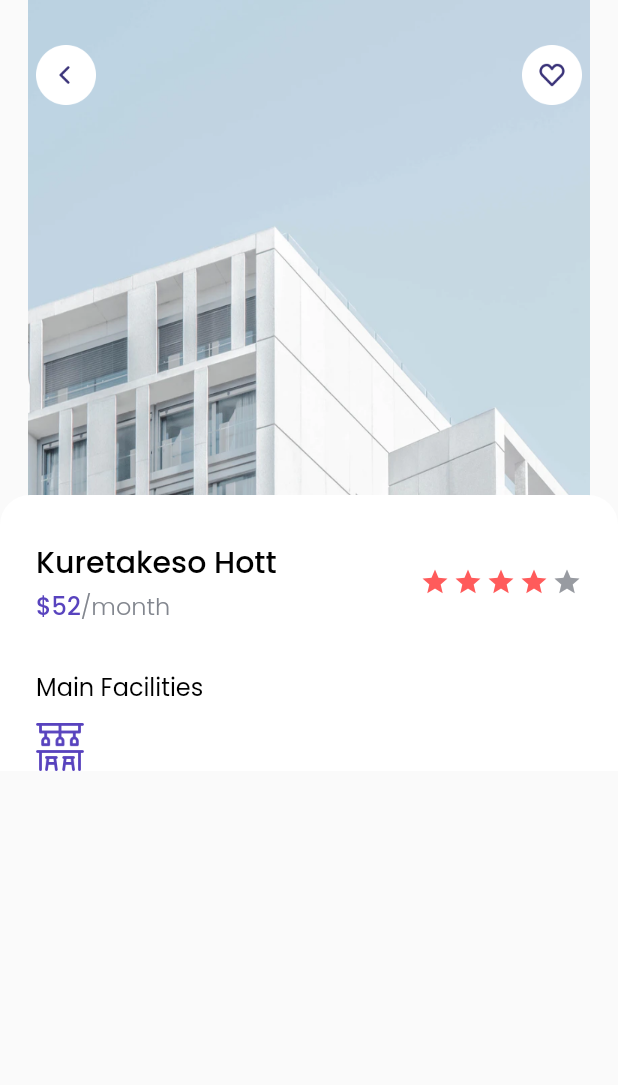
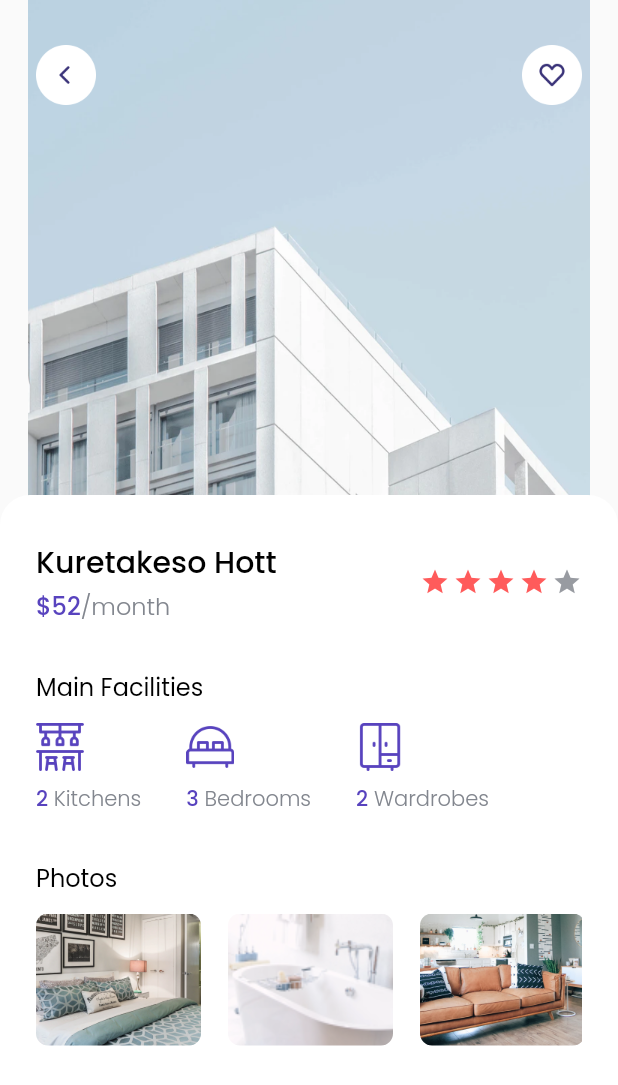
Before and after one commit to HarunNurahman/cozy-home, a Flutter app: the DetailScreen screen opened directly, on a phone screen of 412 x 824 dp. Shown: the top 1085 px of the screen. Run offline on Flutter 3.47's test engine with Material 2 defaults, Android fonts, the phone set to English and light mode, and no system bars; our stand-ins replace device_preview, google_fonts.

Commit message:
Layouting Detail Screen

```diff
--- a/lib/pages/detail_screen.dart
+++ b/lib/pages/detail_screen.dart
@@ -1,6 +1,7 @@
 import 'package:flutter/material.dart';
 import 'package:kosan_apps/themes.dart';
 import 'package:kosan_apps/widgets/facility_item.dart';
+import 'package:kosan_apps/widgets/list_photo.dart';
 
 class DetailScreen extends StatelessWidget {
   const DetailScreen({Key? key}) : super(key: key);
@@ -36,7 +37,8 @@ class DetailScreen extends StatelessWidget {
                 ],
               ),
             ),
-            ListView(
+            SingleChildScrollView(
+              child: Column(
                 children: [
                   const SizedBox(height: 330),
                   Container(
@@ -51,7 +53,63 @@ class DetailScreen extends StatelessWidget {
                       crossAxisAlignment: CrossAxisAlignment.start,
                       children: [
                         const SizedBox(height: 30),
+                        placeHeader(),
+                        const SizedBox(height: 30),
                         Padding(
+                          padding: EdgeInsets.only(left: edge),
+                          child: Text(
+                            'Main Facilities',
+                            style: regularTextStyle.copyWith(fontSize: 16),
+                          ),
+                        ),
+                        const SizedBox(height: 12),
+                        mainFacility(),
+                        const SizedBox(height: 30),
+                        Padding(
+                          padding: EdgeInsets.only(left: edge),
+                          child: Text(
+                            'Photos',
+                            style: regularTextStyle.copyWith(fontSize: 16),
+                          ),
+                        ),
+                        const SizedBox(height: 12),
+                        Padding(
+                          padding: EdgeInsets.symmetric(horizontal: edge),
+                          child: SingleChildScrollView(
+                            scrollDirection: Axis.horizontal,
+                            child: Row(
+                              children: [
+                                ListPhoto(
+                                  imageUrl: 'assets/images/img_detailpic_1.png',
+                                ),
+                                const SizedBox(width: 18),
+                                ListPhoto(
+                                  imageUrl: 'assets/images/img_detailpic_2.png',
+                                ),
+                                const SizedBox(width: 18),
+                                ListPhoto(
+                                  imageUrl: 'assets/images/img_detailpic_3.png',
+                                ),
+                                const SizedBox(width: 18),
+                              ],
+                            ),
+                          ),
+                        ),
+                        const SizedBox(height: 40),
+                      ],
+                    ),
+                  ),
+                ],
+              ),
+            ),
+          ],
+        ),
+      ),
+    );
+  }
+
+  Padding placeHeader() {
+    return Padding(
       padding: EdgeInsets.symmetric(horizontal: edge),
       child: Row(
         mainAxisAlignment: MainAxisAlignment.spaceBetween,
@@ -119,29 +177,34 @@ class DetailScreen extends StatelessWidget {
           ),
         ],
       ),
-                      ),
-                      const SizedBox(height: 30),
-                      Padding(
-                        padding: EdgeInsets.only(left: edge),
-                        child: Text(
-                          'Main Facilities',
-                          style: regularTextStyle.copyWith(fontSize: 16),
-                        ),
-                      ),
-                      const SizedBox(height: 12),
-                      Padding(
+    );
+  }
+
+  Padding mainFacility() {
+    return Padding(
       padding: EdgeInsets.symmetric(horizontal: edge),
+      child: SingleChildScrollView(
+        scrollDirection: Axis.horizontal,
         child: Row(
           children: [
-                            FacilityItem(),
-                          ],
+            FacilityItem(
+              name: 'Kitchens',
+              imageUrl: 'assets/icons/ic_kitchenbar.png',
+              total: '2',
             ),
-                      )
-                    ],
+            const SizedBox(width: 30),
+            FacilityItem(
+              name: 'Bedrooms',
+              imageUrl: 'assets/icons/ic_bedroom.png',
+              total: '3',
             ),
+            const SizedBox(width: 30),
+            FacilityItem(
+              name: 'Wardrobes',
+              imageUrl: 'assets/icons/ic_wardrobe.png',
+              total: '2',
             ),
-              ],
-            ),
+            const SizedBox(width: 30),
           ],
         ),
       ),
--- a/lib/widgets/facility_item.dart
+++ b/lib/widgets/facility_item.dart
@@ -1,20 +1,45 @@
 import 'package:flutter/material.dart';
+import 'package:kosan_apps/themes.dart';
 
 class FacilityItem extends StatelessWidget {
-  const FacilityItem({Key? key}) : super(key: key);
+  final String name;
+  final String imageUrl;
+  final String total;
+
+  FacilityItem({
+    required this.name,
+    required this.imageUrl,
+    required this.total,
+  });
 
   @override
   Widget build(BuildContext context) {
     return Column(
+      crossAxisAlignment: CrossAxisAlignment.start,
       children: [
-        Row(
-          children: [
-            Image.asset(
-              'assets/icons/ic_kitchenbar.png',
-              width: 32,
+        Image.asset(
+          imageUrl,
+          width: 32,
+        ),
+        const SizedBox(height: 8),
+        RichText(
+          text: TextSpan(
+            text: '$total',
+            style: purpleTextStyle.copyWith(
+              fontSize: 14,
+              fontWeight: FontWeight.w500,
             ),
-          ],
-        )
+            children: [
+              TextSpan(
+                text: ' $name',
+                style: greyTextStyle.copyWith(
+                  fontSize: 14,
+                  fontWeight: FontWeight.w300,
+                ),
+              ),
+            ],
+          ),
+        ),
       ],
     );
   }
--- /dev/null
+++ b/lib/widgets/list_photo.dart
@@ -0,0 +1,19 @@
+import 'package:flutter/material.dart';
+
+class ListPhoto extends StatelessWidget {
+  const ListPhoto({Key? key, required this.imageUrl}) : super(key: key);
+
+  final String imageUrl;
+
+  @override
+  Widget build(BuildContext context) {
+    return ClipRRect(
+      borderRadius: BorderRadius.circular(8),
+      child: Image.asset(
+        imageUrl,
+        width: 110,
+        height: 88,
+      ),
+    );
+  }
+}
```
Lines whose indentation alone changed are shown as unchanged.
